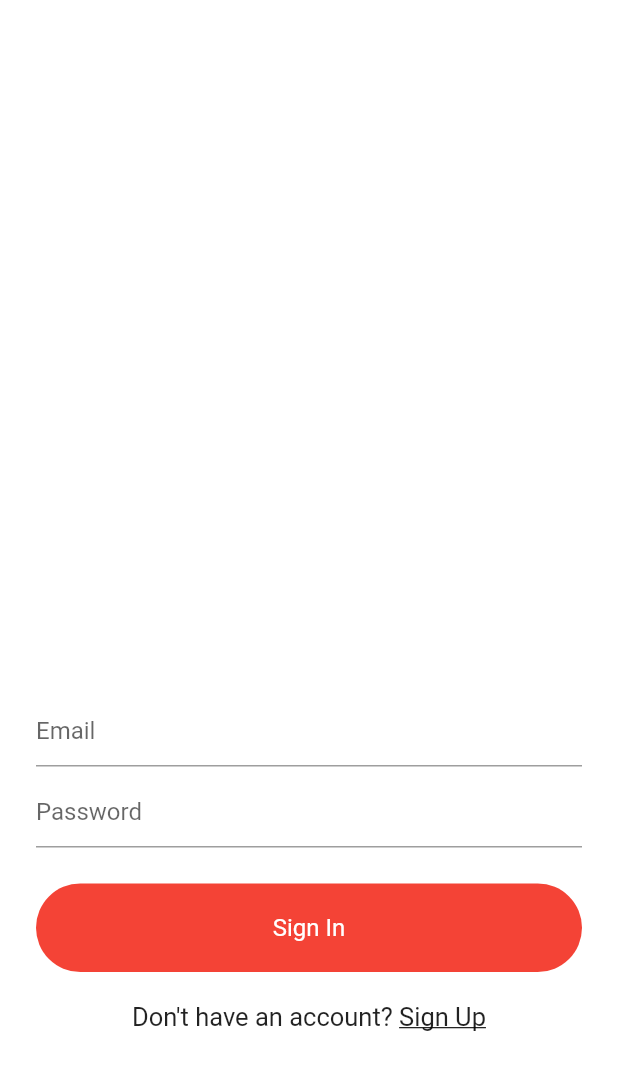
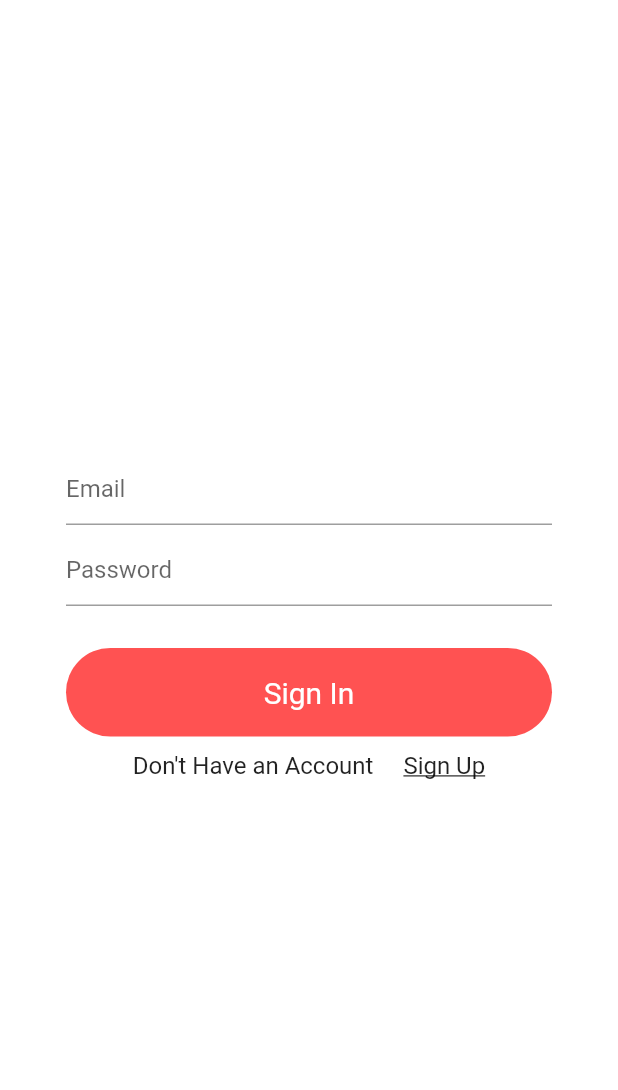
Before and after one commit to SiddhantJaiswal-0125/QuizBuzz, a Flutter app: the screen it shows after launch, on a phone screen of 412 x 824 dp, the part 84-1174 px from its top. Run offline on Flutter 3.47's test engine with Material 2 defaults, Android fonts, the phone set to English and light mode, and no system bars; our stand-ins replace firebase_auth, firebase_core; accounts and stored records are empty.

Commit message:
login UI updated

```diff
--- a/quizbuzz/lib/Views/signin.dart
+++ b/quizbuzz/lib/Views/signin.dart
@@ -7,29 +7,52 @@ import 'package:quizbuzz/Widgets/widgets.dart';
 import 'home.dart';
 
 
-// import 'package:quizapp2/services/auth.dart';
-// import 'package:quizapp2/widget/widget.dart';
-
 class SignIn extends StatefulWidget {
-
-
-  // SignIn({this.toogleView});
 
   @override
   _SignInState createState() => _SignInState();
 }
 
 class _SignInState extends State<SignIn> {
+  bool _loading = false;
+  final AuthServices _authService = AuthServices();
+  String email,password;
 
-  final AuthServices _authService = AuthServices();
 
   TextEditingController emailEditingController = new TextEditingController();
   TextEditingController passwordEditingController = new TextEditingController();
 
+ final _formKey =  GlobalKey<FormState>();
+ signInmethod()  async
+ {
+   if(_formKey.currentState.validate())
+     {
+       setState(() {
+         _loading = true;
+       });
+
+       await _authService.signInEmailAndPassword(email, password).then((value) {
+         if(value!=null) {
+           setState(() {
+             _loading = false;
+           });
+           // print(value.toString());
+           Navigator.pushReplacement(
+             context, MaterialPageRoute(builder: (context) => Home(),
+           ),
+           );
+         }
+       }
+       );
+
+
+     }
+ }
+
   @override
   Widget build(BuildContext context) {
     SystemChrome.setSystemUIOverlayStyle(
-        SystemUiOverlayStyle(statusBarColor: Colors.white));
+        SystemUiOverlayStyle(statusBarColor: Colors.black87));
     return Scaffold(
       backgroundColor: Colors.white,
       appBar:AppBar(
@@ -40,69 +63,107 @@ class _SignInState extends State<SignIn> {
       ),
       body: Container(
         padding: EdgeInsets.symmetric(horizontal: 24),
+        child: _loading ? Container(
+          child:
+          Center(child: CircularProgressIndicator(),
+          ),
+        ):  SingleChildScrollView(
+              child: Form(
+                key: _formKey,
+                child: Container(
+                  margin: EdgeInsets.symmetric(horizontal: 20),
+                  height: 600,
                   child: Column(
                     children: [
                       Spacer(),
-            Container(
-              child: Column(
-                children: [
-                  TextField(
-                    decoration: InputDecoration(hintText: "Email"),
+                      TextFormField(
+                         validator: (val)
+                        {
+                         return  val.isEmpty? " Enter Correct Email": null;
+                        },
+                        decoration: InputDecoration(
+                          hintText: "Email"
+                        ),
+                        onChanged: (val){
+                          email = val;
+                        },
                       ),
                       SizedBox(
                         height: 6,
                       ),
-                  TextField(
-                    decoration: InputDecoration(hintText: "Password"),
+                      // Spacer(),
+                      TextFormField(
+                        validator: (val)
+                        {
+                          return  val.isEmpty? " Enter Correct Password": null;
+                        },
+                        obscureText: true,
+                        decoration: InputDecoration(
+
+                            hintText: "Password"
+                        ),
+                        onChanged: (val){
+                          password = val;
+                        },
                       ),
                       SizedBox(
-                    height: 24,
+                        height: 28,
                       ),
-                  Container(
-                    alignment: Alignment.center,
-                    width: MediaQuery.of(context).size.width,
-                    padding: EdgeInsets.symmetric(horizontal: 24, vertical: 20),
+                      GestureDetector(
+                        onTap: ()
+                        {
+
+                          signInmethod();
+                        },
+                        child: Container(
+
+                          width: MediaQuery.of(context).size.width - 48,
+                          padding: EdgeInsets.symmetric(vertical:18),
                           decoration: BoxDecoration(
-                        color: Colors.red,
-                        borderRadius: BorderRadius.circular(30)),
-                    child: Text(
-                      "Sign In",
-                      style: TextStyle(fontSize: 16, color: Colors.white),
+                            color: Colors.redAccent,
+                            borderRadius: BorderRadius.circular(50),
+                          ),
+                          // height: 50,
+                          child: Center(child: Text('Sign In' , style: TextStyle(
+                            color: Colors.white,
+                            fontSize: 20
                           ),
                           ),
-                  SizedBox(
-                    height: 20,
                           ),
-                  Row(
+                          // child: ,
+                        ),
+                      ),
+                      SizedBox(height: 10,),
+                      Center(
+                        child: Row(
                           mainAxisAlignment: MainAxisAlignment.center,
                           children: [
-                      Text('Don\'t have an account? ',
-                          style:
-                          TextStyle(color: Colors.black87, fontSize: 17)),
-                      GestureDetector
-                        (
+                            // SizedBox(width: 15,),
+                            Text("Don't Have an Account" , style: TextStyle(fontSize: 16),),
+                            SizedBox(width: 20,),
+                            GestureDetector(
                                 onTap: (){
-                          Navigator.pushReplacement(context, MaterialPageRoute(builder: (context)=> SignUp()),
+                                  Navigator.pushReplacement(context, MaterialPageRoute(builder: (context)=>
+                                      SignUp(),
+                                  ),
                                   );
                                 },
-                        child: Container(
-                          child: Text('Sign Up',
-                              style: TextStyle(
-                                  color: Colors.black87,
-                                  decoration: TextDecoration.underline,
-                                  fontSize: 17)),
-                        ),
-                      ),
-                    ],
-                  ),
+                                child: Text("Sign Up", style: TextStyle(fontSize: 16, decoration: TextDecoration.underline),)),
+
                           ],
                         ),
                       ),
+
                       SizedBox(
                         height: 80,
                       )
+
+
                     ],
                   ),
+                ),
+              ),
+            )
       ),
     );
   }
```
Also changed, not shown: quizbuzz/lib/Views/CreateQuiz.dart (added, +25 -0 lines), quizbuzz/lib/Views/home.dart (+30 -2 lines), quizbuzz/lib/Views/signup.dart (+0 -9 lines). Lines whose indentation alone changed are shown as unchanged.
